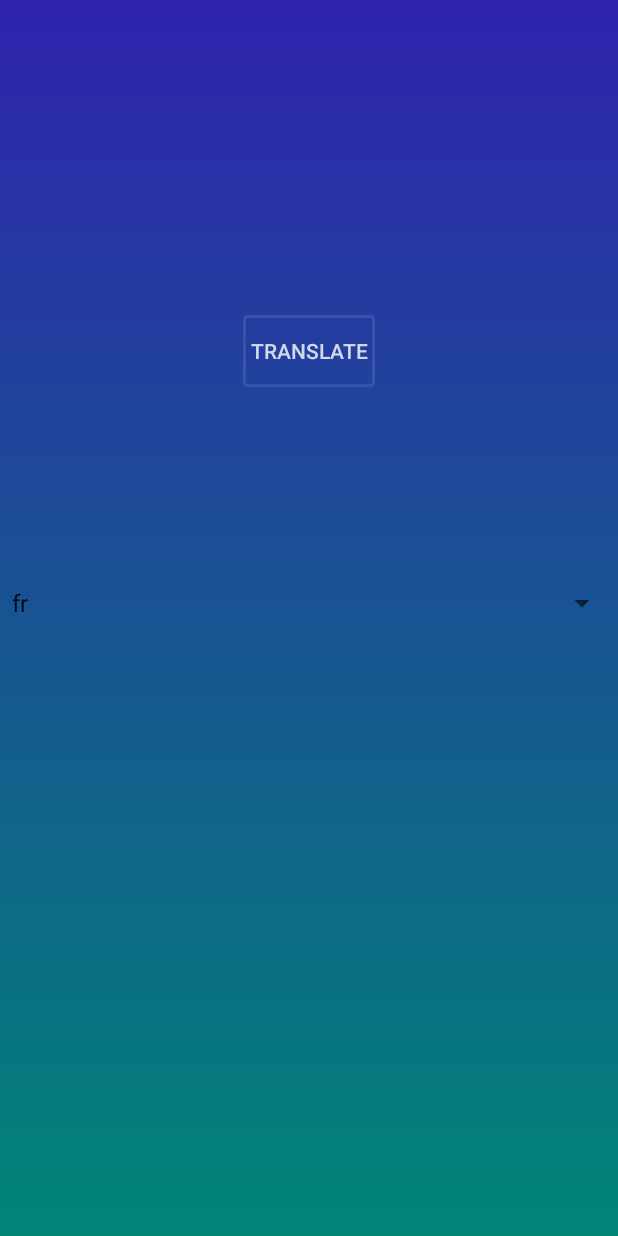
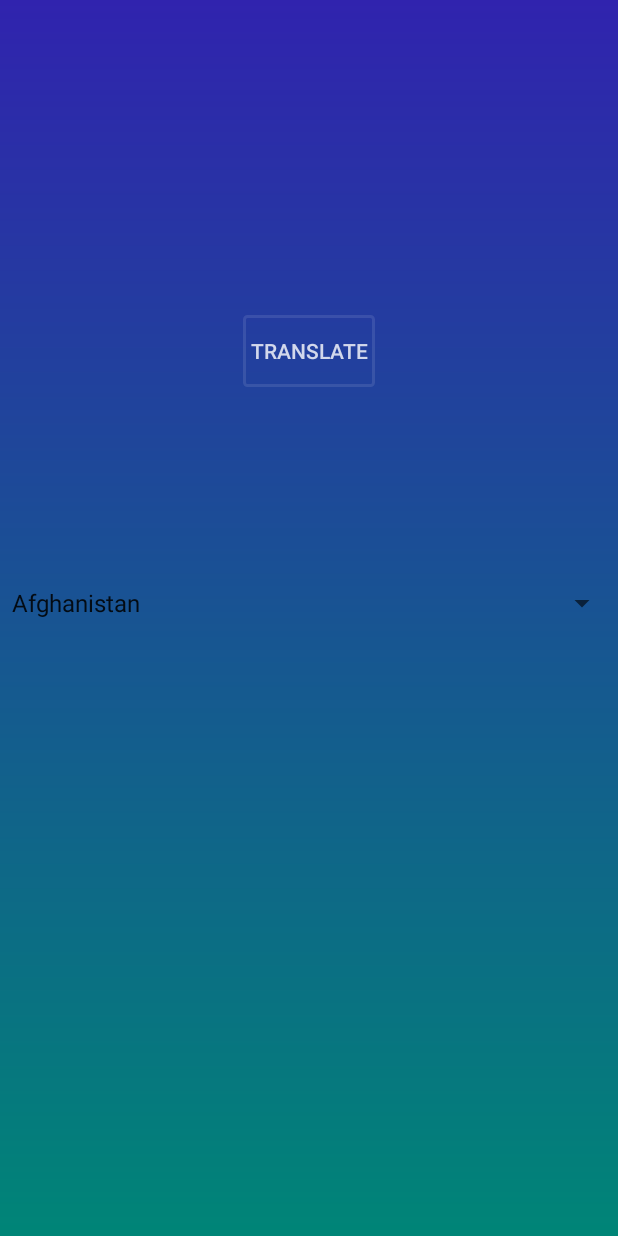
Before and after one commit to Liampeel/TranslateApp, an Android app: the TranslateActivity screen opened directly, with no data from a screen before it, after a tap on "TRANSLATE", on a phone screen of 412 x 824 dp. Run offline under Robolectric (Android 15) with nearby library versions, the phone set to English and light mode, and no system bars; libraries missing offline, so code that uses them is left out: com.google.auth.oauth2, com.google.cloud.translate; 5 statements that could not run were skipped.

Commit message:
Added list countries to spinner and convert to country code

```diff
--- a/app/src/main/java/com/example/myapplication/OCRActivity.kt
+++ b/app/src/main/java/com/example/myapplication/OCRActivity.kt
@@ -30,6 +30,7 @@ import com.google.firebase.ml.vision.common.FirebaseVisionImage
 import com.google.firebase.ml.vision.text.FirebaseVisionText
 import kotlinx.android.synthetic.main.activity_ocr.*
 import java.lang.Exception
+import java.util.*
 
 
 class OCRActivity : AppCompatActivity() {
@@ -197,7 +198,8 @@ class OCRActivity : AppCompatActivity() {
         languageIdentifier.identifyLanguage(output)
             .addOnSuccessListener { lang ->
                 if (lang !== "und") {
-                    detected_language.text = "Language detected = $lang"
+                    val displayLanguage = Locale(lang).displayLanguage
+                    detected_language.text = "Language detected = $displayLanguage"
                     println("Language = $lang")
                 } else {
                     println("Can't detect language")
--- a/app/src/main/java/com/example/myapplication/TranslateActivity.kt
+++ b/app/src/main/java/com/example/myapplication/TranslateActivity.kt
@@ -1,18 +1,20 @@
 package com.example.myapplication
 
 import android.content.Context
+import android.content.res.Resources
 import android.net.ConnectivityManager
 import android.net.NetworkInfo
-import androidx.appcompat.app.AppCompatActivity
 import android.os.Bundle
 import android.os.StrictMode
 import android.widget.ArrayAdapter
 import android.widget.TextView
+import androidx.appcompat.app.AppCompatActivity
 import com.google.auth.oauth2.GoogleCredentials
 import com.google.cloud.translate.Translate
 import com.google.cloud.translate.TranslateOptions
 import kotlinx.android.synthetic.main.activity_translate.*
 import java.io.IOException
+import java.util.*
 
 class TranslateActivity : AppCompatActivity() {
 
@@ -28,31 +30,48 @@ class TranslateActivity : AppCompatActivity() {
         val translate: String? = intent.getStringExtra("translate")
         input.text = translate
 
-        val languageList = arrayListOf<String>()
-        languageList.add("fr")
-        languageList.add("es")
-        languageList.add("tr")
 
-        val aa = ArrayAdapter(this, android.R.layout.simple_spinner_item, languageList)
+        val locales = Locale.getAvailableLocales()
+
+        // GETTING COUNTRY CODE (WORKING PROGRESS)
+//        val otherLocales = Resources.getSystem().assets.locales
+//        for(lang in otherLocales) {
+//            println(lang.toString())
+//        }
+
+        val countries = arrayListOf<String>()
+        for (locale in locales) {
+            val country = locale.displayCountry
+            if (country.trim { it <= ' ' }.isNotEmpty() && !countries.contains(country)) {
+                countries.add(country)
+            }
+        }
+
+        countries.sort()
+
+        val aa = ArrayAdapter(this, android.R.layout.simple_spinner_item, countries)
         aa.setDropDownViewResource(android.R.layout.simple_spinner_dropdown_item)
 
         language_selector.adapter = aa
 
+        translateButton.setOnClickListener {
 
-        translateButton.setOnClickListener {
-            val chosenLang = language_selector.selectedItem.toString()
+            val chosenLang = getCountryCode(language_selector.selectedItem.toString())?.toLowerCase(Locale.ROOT)
 
-            if(chosenLang.isEmpty()) {
-                language_selector.prompt = "Field is empty"
-                language_selector.requestFocus()
-                return@setOnClickListener
+            if (chosenLang != null) {
+                if(chosenLang.isEmpty()) {
+                    language_selector.prompt = "Field is empty"
+                    language_selector.requestFocus()
+                    return@setOnClickListener
+                }
             }
 
             if (checkInternetConnection()) {
-
                 //If there is internet connection, get translate service and start translation:
                 getTranslateService()
-                translate(chosenLang)
+                if (chosenLang != null) {
+                    translate(chosenLang)
+                }
 
             } else {
 
@@ -61,6 +80,24 @@ class TranslateActivity : AppCompatActivity() {
             }
         }
     }
+
+
+    private fun getCountryCode(countryName: String): String? {
+        // Get all country codes in a string array.
+        val isoCountryCodes = Locale.getISOCountries()
+        var countryCode: String? = ""
+        for (code in isoCountryCodes) {
+            val locale = Locale("", code)
+            val name = locale.displayCountry
+            if (name == countryName) {
+                countryCode = code
+                break
+            }
+        }
+        return countryCode
+    }
+
+
 
     private fun getTranslateService() {
 
```
